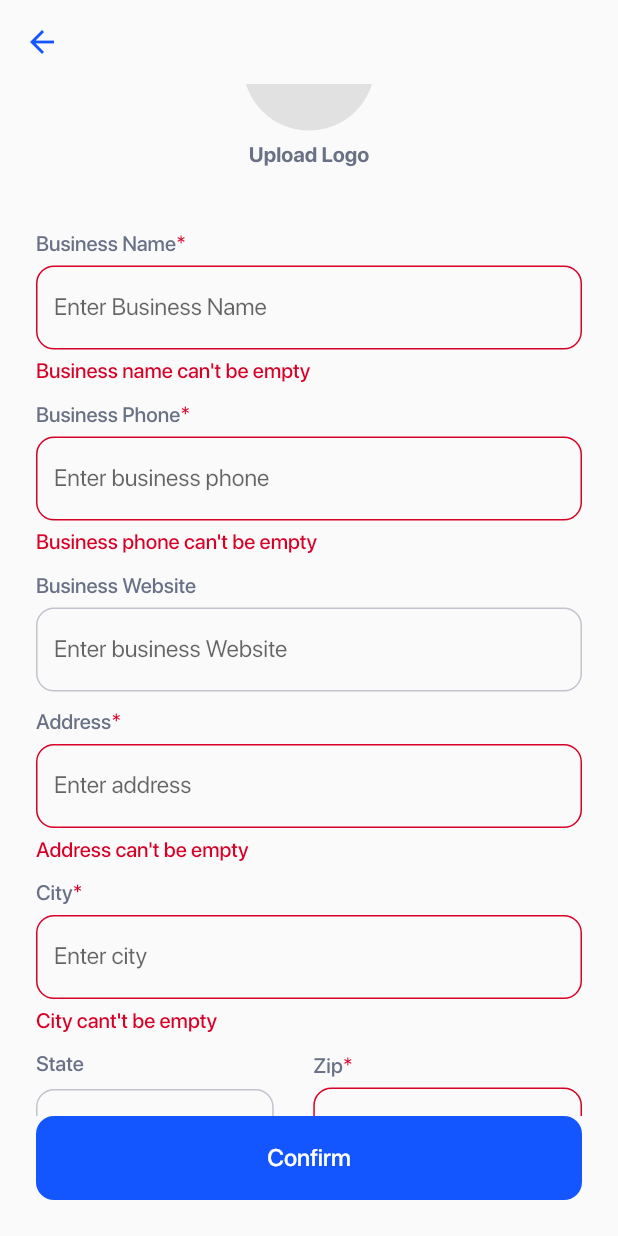
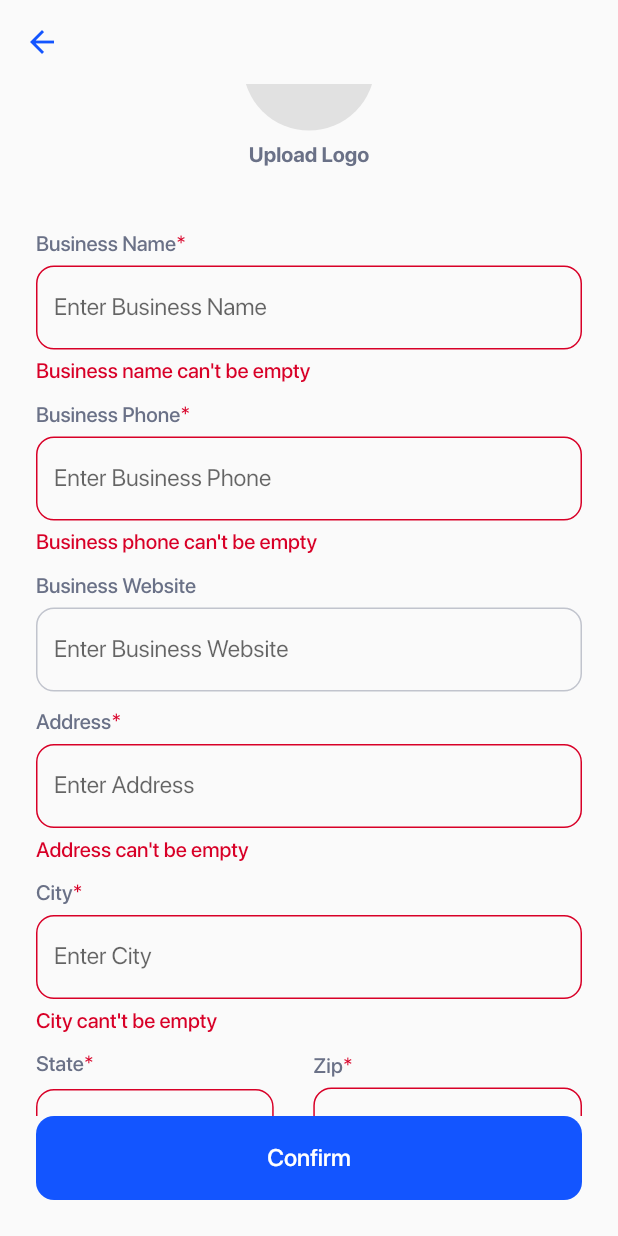
Before and after one commit to packiyaraj-zaigo/AutoPilot, a Flutter app: the AddCompanyDetailsScreen screen opened directly with empty values, scrolled down 123 dp, after a tap on "Confirm", on a phone screen of 412 x 824 dp. Run offline on Flutter 3.47's test engine with Material 2 defaults, Android fonts, the phone set to English and light mode, and no system bars; our stand-ins replace bloc, connectivity_plus, csc_picker, equatable, firebase_auth, firebase_core and 9 more; missing offline and left inert: alphabet_scroll_view, boardview, country_data, fl_country_code_picker, mobile_scanner; accounts and stored records are empty; network calls fail; statements that could not run were skipped.

Commit message:
final ms1

```diff
--- a/lib/Screens/add_company_details.dart
+++ b/lib/Screens/add_company_details.dart
@@ -317,34 +317,46 @@ class _AddCompanyDetailsScreenState extends State<AddCompanyDetailsScreen> {
                   "Business Name", businessNameErrorStatus, true),
             ),
             errorMessageWidget(businessNameErrorMsg, businessNameErrorStatus),
-            textBox("Enter business phone", businessPhoneController,
+            textBox("Enter Business Phone", businessPhoneController,
                 "Business Phone", businessPhoneErrorStatus, true),
             errorMessageWidget(phoneErrorMsg, businessPhoneErrorStatus),
-            textBox("Enter business Website", businessWebsiteController,
+            textBox("Enter Business Website", businessWebsiteController,
                 "Business Website", businessWebsiteErrorStatus, false),
-            textBox("Enter address", addressController, "Address",
+            textBox("Enter Address", addressController, "Address",
                 addressErrorStatus, true),
             errorMessageWidget(addressErrorMsg, addressErrorStatus),
             // countrydropDown(),
             // errorMessageWidget(countryErrorMsg, countryErrorStatus),
             textBox(
-                "Enter city", cityController, "City", cityErrorStatus, true),
+                "Enter City", cityController, "City", cityErrorStatus, true),
             errorMessageWidget(cityErrorMsg, cityErrorStatus),
             Row(
               mainAxisAlignment: MainAxisAlignment.spaceBetween,
               children: [
+                Column(
+                  crossAxisAlignment: CrossAxisAlignment.start,
+                  children: [
                     stateDropDown(),
-                textBox("Enter zipcode", zipController, "Zip", zipErrorStatus,
-                    true),
-              ],
-            ),
-            Row(
-              mainAxisAlignment: MainAxisAlignment.spaceBetween,
-              children: [
                     errorMessageWidget(stateErrorMsg, stateErrorStatus),
+                  ],
+                ),
+                Column(
+                  crossAxisAlignment: CrossAxisAlignment.start,
+                  children: [
+                    textBox("Enter Zipcode", zipController, "Zip",
+                        zipErrorStatus, true),
                     errorMessageWidget(zipErrorMsg, zipErrorStatus)
                   ],
-            )
+                ),
+              ],
+            ),
+            // Row(
+            //   mainAxisAlignment: MainAxisAlignment.spaceBetween,
+            //   children: [
+            //     errorMessageWidget(stateErrorMsg, stateErrorStatus),
+            //     errorMessageWidget(zipErrorMsg, zipErrorStatus)
+            //   ],
+            // )
           ],
         ),
       ),
@@ -450,9 +462,15 @@ class _AddCompanyDetailsScreenState extends State<AddCompanyDetailsScreen> {
                     ? [PhoneInputFormatter()]
                     : label == "Number of Employees" ||
                             label == 'Zip' ||
-                            label == "Shop Hourly Labor Rate" ||
                             label == "Tax Rate"
-                        ? [FilteringTextInputFormatter.digitsOnly]
+                        ? [
+                            FilteringTextInputFormatter.digitsOnly,
+                          ]
+                        : label == "Shop Hourly Labor Rate"
+                            ? [
+                                FilteringTextInputFormatter.digitsOnly,
+                                DollarInputFormatter()
+                              ]
                             : [],
                 keyboardType: label == 'Business Phone' ||
                         label == "Number of Employees" ||
@@ -469,7 +487,10 @@ class _AddCompanyDetailsScreenState extends State<AddCompanyDetailsScreen> {
                             ? 5
                             : 50,
                 decoration: InputDecoration(
-                    prefixText: label == 'Shop Hourly Labor Rate' ? '\$' : null,
+                    // prefixText: label == 'Shop Hourly Labor Rate' &&
+                    //         labourRateController.text.isNotEmpty
+                    //     ? '\$'
+                    //     : null,
                     contentPadding:
                         label == "Shop Hourly Labor Rate" || label == "Tax Rate"
                             ? EdgeInsets.symmetric(vertical: 18, horizontal: 12)
@@ -480,7 +501,7 @@ class _AddCompanyDetailsScreenState extends State<AddCompanyDetailsScreen> {
                         fontSize: 16, color: AppColors.primaryTitleColor),
                     suffix: label == "Shop Hourly Labor Rate"
                         ? Text(
-                            "per hour",
+                            "Per Hour",
                           )
                         : label == "Tax Rate"
                             ? const Padding(
@@ -695,12 +716,23 @@ class _AddCompanyDetailsScreenState extends State<AddCompanyDetailsScreen> {
       child: Column(
         crossAxisAlignment: CrossAxisAlignment.start,
         children: [
-          const Text(
+          const Row(
+            children: [
+              Text(
                 "State",
                 style: TextStyle(
                     fontSize: 14,
                     fontWeight: FontWeight.w500,
                     color: Color(0xff6A7187)),
+              ),
+              Text(
+                "*",
+                style: TextStyle(
+                    fontSize: 14,
+                    fontWeight: FontWeight.w400,
+                    color: Color(0xFFD80027)),
+              ),
+            ],
           ),
           Padding(
             padding: const EdgeInsets.only(top: 8.0),
@@ -711,7 +743,10 @@ class _AddCompanyDetailsScreenState extends State<AddCompanyDetailsScreen> {
                 // margin: const EdgeInsets.only(left: 15, top: 10, right: 15),
                 // padding: const EdgeInsets.all(5),
                 decoration: BoxDecoration(
-                    border: Border.all(color: const Color(0xffC1C4CD)),
+                    border: Border.all(
+                        color: stateErrorStatus
+                            ? const Color(0xFFD80027)
+                            : const Color(0xffC1C4CD)),
                     borderRadius: BorderRadius.circular(12)),
                 child: Padding(
                   padding: const EdgeInsets.only(left: 10.0),
@@ -1018,7 +1053,12 @@ class _AddCompanyDetailsScreenState extends State<AddCompanyDetailsScreen> {
         phoneErrorMsg = "Business phone can't be empty";
       });
     } else {
-      if (businessPhoneController.text.length < 6) {
+      if (businessPhoneController.text
+              .toString()
+              .replaceAll(RegExp(r'[^\w\s]+'), '')
+              .replaceAll(" ", "")
+              .length <
+          6) {
         setState(() {
           businessPhoneErrorStatus = true;
           phoneErrorMsg = "Please enter a valid business phone";
@@ -1314,7 +1354,7 @@ class _AddCompanyDetailsScreenState extends State<AddCompanyDetailsScreen> {
     if (numberOfEmployeeController.text.isEmpty) {
       setState(() {
         numberOfEmployeeErrorStatus = true;
-        numberOfEmployeeErrorMsg = "Please select number of employees";
+        numberOfEmployeeErrorMsg = "Please enter number of employees";
       });
     } else {
       setState(() {
@@ -1359,7 +1399,7 @@ class _AddCompanyDetailsScreenState extends State<AddCompanyDetailsScreen> {
       operationDetailsMap!.addAll({
         "employee_count": numberOfEmployeeController.text,
         "time_zone": timeZoneString,
-        "base_labor_cost": labourRateController.text.replaceAll('\$', ''),
+        "base_labor_cost": labourRateController.text,
         "sales_tax_rate": taxRateController.text
       });
 
@@ -1617,3 +1657,32 @@ class _AddCompanyDetailsScreenState extends State<AddCompanyDetailsScreen> {
 //     return offset;
 //   }
 // }
+
+class DollarInputFormatter extends TextInputFormatter {
+  @override
+  TextEditingValue formatEditUpdate(
+    TextEditingValue oldValue,
+    TextEditingValue newValue,
+  ) {
+    // If the new value is empty, allow it
+    if (newValue.text.isEmpty) {
+      return newValue;
+    }
+
+    // Check if the new value starts with a dollar sign ($)
+    if (!newValue.text.startsWith('\$')) {
+      // Add a dollar sign ($) at the beginning
+      final updatedText = '\$${newValue.text}';
+
+      // Compute the new selection position
+      final selectionIndex = newValue.selection.baseOffset + 1;
+
+      return TextEditingValue(
+        text: updatedText,
+        selection: TextSelection.collapsed(offset: selectionIndex),
+      );
+    }
+
+    return newValue;
+  }
+}
--- a/lib/Screens/app_drawer.dart
+++ b/lib/Screens/app_drawer.dart
@@ -22,7 +22,7 @@ showDrawer(BuildContext context) {
         DrawerHeader(
           // padding: EdgeInsets.zero,
           decoration: const BoxDecoration(
-            color: Colors.white,
+            color: Colors.transparent,
           ), //BoxDecoration
           child: UserAccountsDrawerHeader(
             decoration: const BoxDecoration(color: Colors.white),
--- a/lib/Screens/bottom_bar.dart
+++ b/lib/Screens/bottom_bar.dart
@@ -169,7 +169,8 @@ class _BottomBarScreenState extends State<BottomBarScreen>
                   ],
                   bottom: currentIndex == 3
                       ? PreferredSize(
-                          preferredSize: const Size(double.infinity, 80),
+                          preferredSize:
+                              Size(MediaQuery.of(context).size.width, 80),
                           child: Column(
                             crossAxisAlignment: CrossAxisAlignment.start,
                             children: [
@@ -186,6 +187,7 @@ class _BottomBarScreenState extends State<BottomBarScreen>
                               TabBar(
                                 controller: estimateTabController,
                                 enableFeedback: false,
+                                labelPadding: EdgeInsets.all(0),
                                 indicatorColor: AppColors.primaryColors,
                                 unselectedLabelColor: const Color(0xFF9A9A9A),
                                 labelColor: AppColors.primaryColors,
--- a/lib/Screens/employee_list_screen.dart
+++ b/lib/Screens/employee_list_screen.dart
@@ -152,7 +152,7 @@ class _EmployeeListScreenState extends State<EmployeeListScreen> {
                                 ),
                               ],
                             ),
-                            placeholder: 'Search Employee',
+                            placeholder: 'Type First Name To Search',
                             maxLines: 1,
                             placeholderStyle: const TextStyle(
                               color: Color(0xFF7F808C),
@@ -186,7 +186,7 @@ class _EmployeeListScreenState extends State<EmployeeListScreen> {
                               return employeeList.isEmpty
                                   ? const Center(
                                       child: Text(
-                                      'No user found',
+                                      'No User Found',
                                       style: TextStyle(
                                           fontSize: 24,
                                           fontWeight: FontWeight.bold,
--- a/lib/Screens/welcome_screen.dart
+++ b/lib/Screens/welcome_screen.dart
@@ -36,7 +36,7 @@ class WelcomeScreen extends StatelessWidget {
                   child: const Wrap(
                     children: [
                       Text(
-                        "Don't have an account?",
+                        "Don't Have An Account?",
                         style: TextStyle(
                           color: Colors.white,
                           fontWeight: FontWeight.w400,
--- a/lib/api_provider/api_provider.dart
+++ b/lib/api_provider/api_provider.dart
@@ -746,7 +746,8 @@ class ApiProvider {
         "service_type": "Full service",
         "time_zone": dataMap['time_zone'],
         "sales_tax_rate": dataMap['sales_tax_rate'],
-        "base_labor_cost": dataMap['base_labor_cost']
+        "base_labor_cost":
+            dataMap['base_labor_cost'].toString().replaceAll("\$", "")
       };
       var encodedBody = json.encode(bodyMap);
 
--- a/lib/bloc/dashboard_bloc/dashboard_state.dart
+++ b/lib/bloc/dashboard_bloc/dashboard_state.dart
@@ -7,43 +7,35 @@ abstract class DashboardState extends Equatable {
   List<Object> get props => [];
 }
 
-
-
 // ignore: must_be_immutable
-class GetRevenueChartDataState extends DashboardState{
+class GetRevenueChartDataState extends DashboardState {
   RevenueChartModel revenueData;
   GetRevenueChartDataState({required this.revenueData});
-
-
-
 }
 
-class DashboardLoadingState extends DashboardState{}
+class DashboardLoadingState extends DashboardState {}
 
-class GetProfileDetailsState extends DashboardState{
+class GetProfileDetailsState extends DashboardState {
   final UserProfileModel userProfile;
   const GetProfileDetailsState({required this.userProfile});
-
 }
 
-class GetUserProfileLoadingState extends DashboardState{
+class GetUserProfileLoadingState extends DashboardState {}
 
-}
-
-
-class GetProvinceState extends DashboardState{
+class GetProvinceState extends DashboardState {
   final ProvinceModel provinceList;
   const GetProvinceState({required this.provinceList});
-
 
   @override
   @override
   List<Object> get props => [provinceList];
-
 }
 
-class AddCompanySucessState extends DashboardState{
+class AddCompanySucessState extends DashboardState {}
 
+class AddCompanyLoadingState extends DashboardState {}
+
+class AddCompanyErrorState extends DashboardState {
+  final String errorMessage;
+  AddCompanyErrorState({required this.errorMessage});
 }
-
-class AddCompanyLoadingState extends DashboardState{}
```
Also changed, not shown: lib/Screens/add_company_review_screen.dart (+6 -1 lines), lib/Screens/employee_details_screen.dart (+4 -4 lines), lib/Screens/forgot_screen.dart (+64 -54 lines), lib/Screens/login_signup_screen.dart (+16 -10 lines), lib/bloc/dashboard_bloc/dashboard_bloc.dart (+28 -53 lines). Lines whose indentation alone changed are shown as unchanged.
